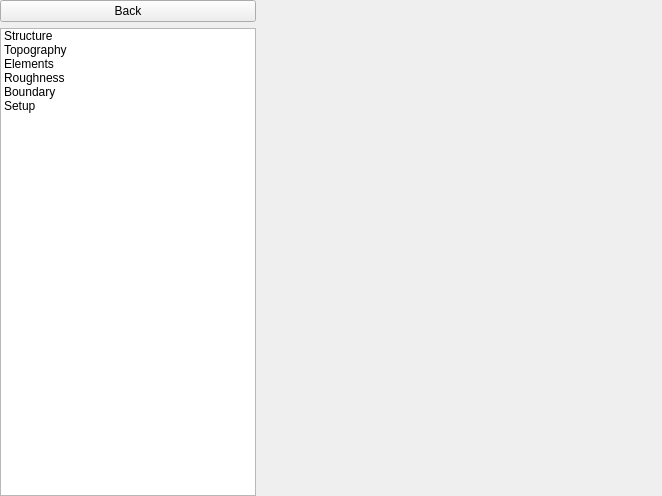
Old version of the form src/ui/reoseditstructure2dwidget.ui in the repository vcloarec/ReosProject.
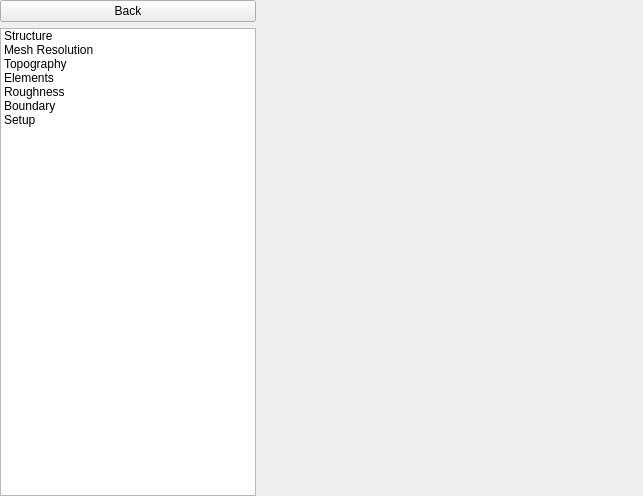
New version of the form. The open tabs and pages were chosen to show the change. Icons and pictures are not drawn.

Commit message: ui for action to generate mesh and introduce mesh controller class

```diff
--- a/src/ui/reoseditstructure2dwidget.ui
+++ b/src/ui/reoseditstructure2dwidget.ui
@@ -6,7 +6,7 @@
    <rect>
     <x>0</x>
     <y>0</y>
-    <width>662</width>
+    <width>643</width>
     <height>496</height>
    </rect>
   </property>
@@ -43,6 +43,12 @@
      </item>
      <item>
       <widget class="QListWidget" name="mOptionListWidget">
+       <property name="sizePolicy">
+        <sizepolicy hsizetype="Minimum" vsizetype="Expanding">
+         <horstretch>0</horstretch>
+         <verstretch>0</verstretch>
+        </sizepolicy>
+       </property>
        <property name="iconSize">
         <size>
          <width>24</width>
@@ -58,6 +64,11 @@
           <normaloff>:/images/menuStructure.svg</normaloff>:/images/menuStructure.svg</iconset>
         </property>
        </item>
+       <item>
+        <property name="text">
+         <string>Mesh Resolution</string>
+        </property>
+       </item>
        <item>
         <property name="text">
          <string>Topography</string>
```
Left out of the diff: 7 changed lines with no effect on the pictures. The commit also changes 17 other files.
